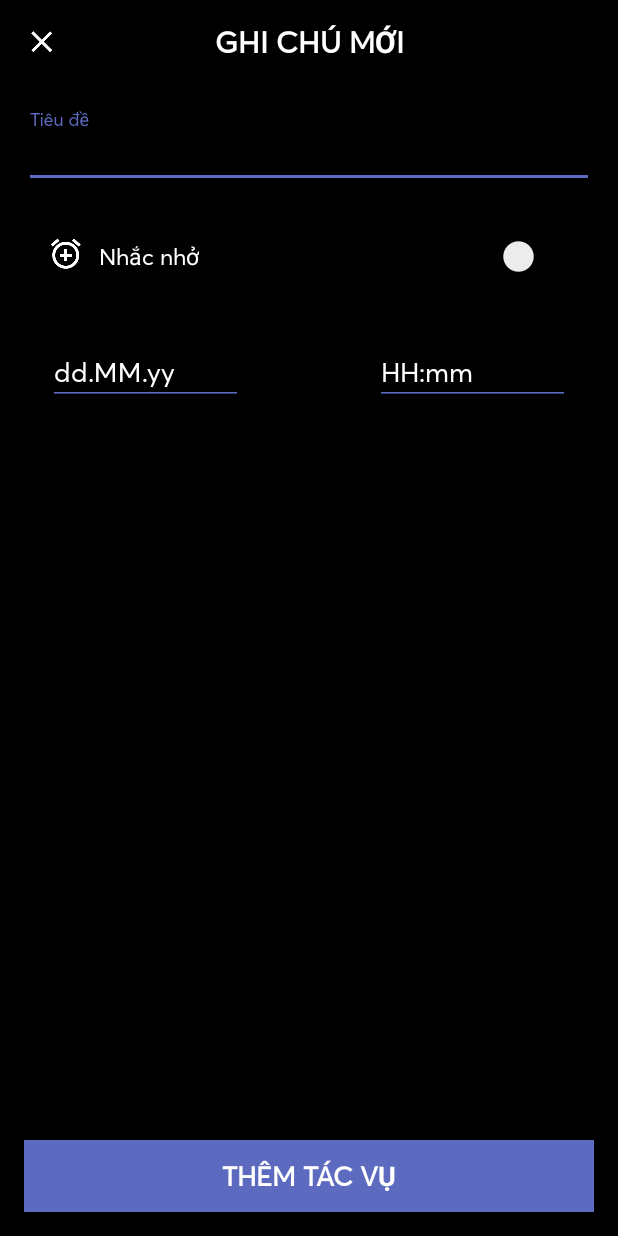
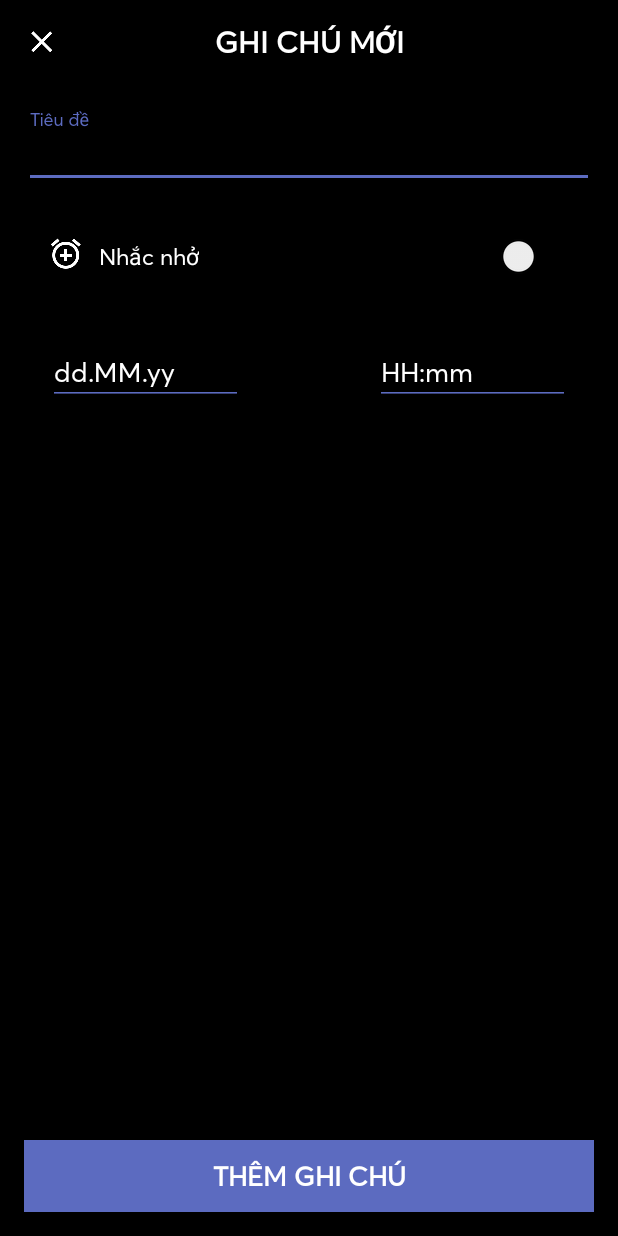
Before and after one commit to nvbay83/TodoList-1, an Android app: the AddTaskActivity screen opened directly, with no data from a screen before it, on a phone screen of 412 x 824 dp. Run offline under Robolectric (Android 15) with nearby library versions, the phone set to English and light mode, and no system bars; libraries missing offline, so code that uses them is left out: hotchemi.android.rate, kotterknife.bindView, top.wefor.circularanim; 9 statements that could not run were skipped.

Commit message:
Update activity_add_task.xml

```diff
--- a/app/src/main/res/layout/activity_add_task.xml
+++ b/app/src/main/res/layout/activity_add_task.xml
@@ -135,7 +135,7 @@
         android:layout_marginBottom="16dp"
         android:background="@color/colorPrimary"
         android:foreground="?android:attr/selectableItemBackground"
-        android:text="Thêm tác vụ"
+        android:text="Thêm ghi chú"
         android:textColor="@color/white"
         android:textSize="18sp"
         android:textStyle="bold" />
```
